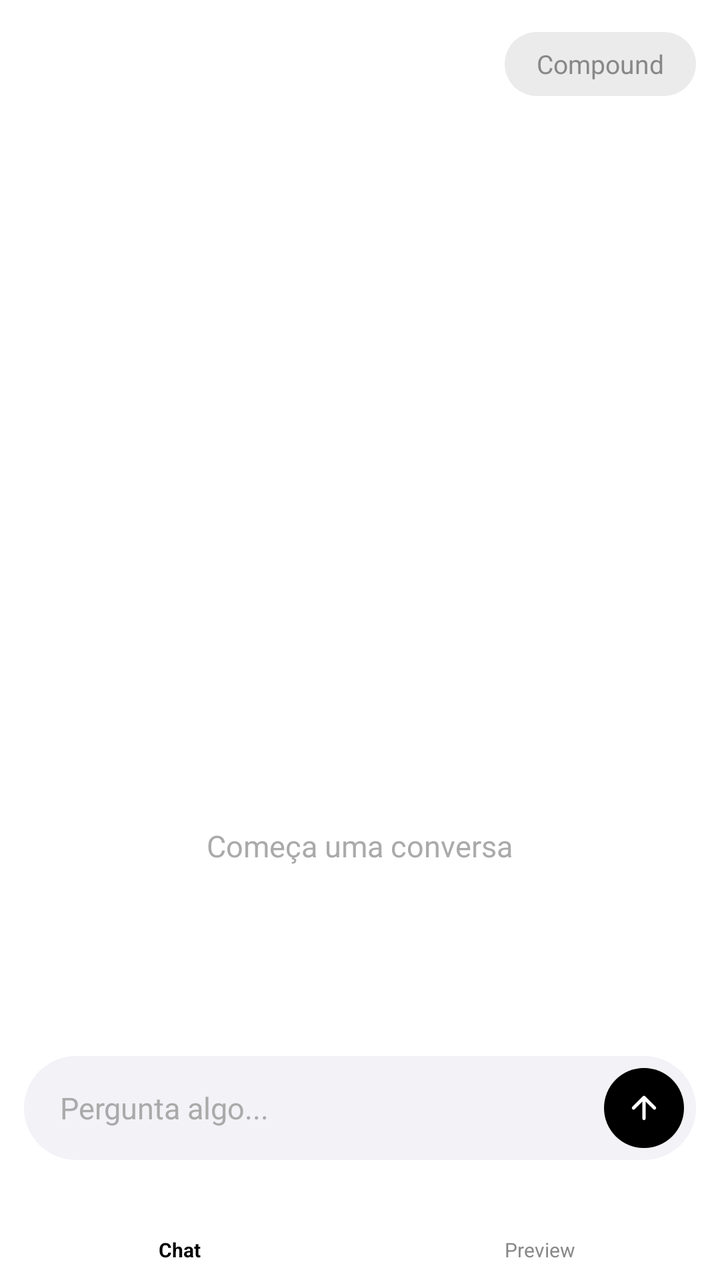
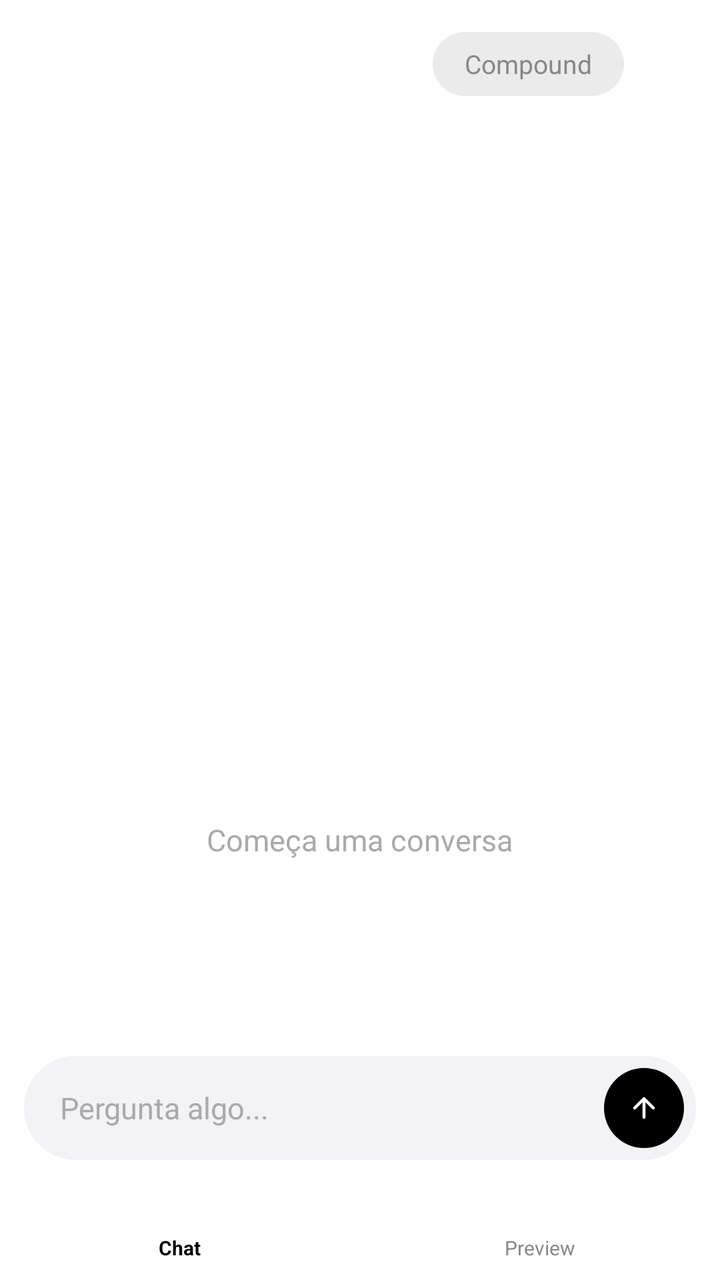

Two renders of the same Android screen: before a commit and after it. Below are the layout's source before the change and the commit's diff.
<!-- AndroidManifest.xml: application theme Theme.IPC -->
<!-- res/layout/activity_main.xml -->
<?xml version="1.0" encoding="utf-8"?>
<androidx.drawerlayout.widget.DrawerLayout
    xmlns:android="http://schemas.android.com/apk/res/android"
    xmlns:app="http://schemas.android.com/apk/res-auto"
    android:id="@+id/drawerLayout"
    android:layout_width="match_parent"
    android:layout_height="match_parent"
    android:fitsSystemWindows="false">

    
    <androidx.coordinatorlayout.widget.CoordinatorLayout
        android:id="@+id/coordinatorLayout"
        android:layout_width="match_parent"
        android:layout_height="match_parent">

        
        <com.google.android.material.appbar.AppBarLayout
            android:id="@+id/appBarLayout"
            android:layout_width="match_parent"
            android:layout_height="wrap_content"
            android:background="@color/appbar_background"
            android:fitsSystemWindows="true"
            app:elevation="0dp"
            app:liftOnScroll="false">

            <RelativeLayout
                android:layout_width="match_parent"
                android:layout_height="?attr/actionBarSize"
                android:paddingStart="8dp"
                android:paddingEnd="8dp"
                app:layout_scrollFlags="scroll|enterAlways|snap">

                <LinearLayout
                    android:id="@+id/leftIcons"
                    android:layout_width="wrap_content"
                    android:layout_height="wrap_content"
                    android:orientation="horizontal"
                    android:layout_centerVertical="true"
                    android:layout_alignParentStart="true">

                    <ImageView
                        android:id="@+id/btnMenu"
                        android:layout_width="40dp"
                        android:layout_height="40dp"
                        android:padding="11dp"
                        android:background="?attr/selectableItemBackgroundBorderless"
                        android:clickable="true"
                        android:focusable="true" />

                    <ImageView
                        android:id="@+id/btnMore"
                        android:layout_width="40dp"
                        android:layout_height="40dp"
                        android:padding="11dp"
                        android:background="?attr/selectableItemBackgroundBorderless"
                        android:clickable="true"
                        android:focusable="true" />

                </LinearLayout>

                <TextView
                    android:id="@+id/btnCompound"
                    android:layout_width="wrap_content"
                    android:layout_height="32dp"
                    android:layout_centerVertical="true"
                    android:layout_alignParentEnd="true"
                    android:layout_marginEnd="4dp"
                    android:text="Compound"
                    android:textSize="13sp"
                    android:textColor="@color/text_secondary"
                    android:paddingStart="16dp"
                    android:paddingEnd="16dp"
                    android:background="@drawable/compound_pill_bg"
                    android:gravity="center"
                    android:clickable="true"
                    android:focusable="true" />

            </RelativeLayout>

        </com.google.android.material.appbar.AppBarLayout>

        
        <LinearLayout
            android:id="@+id/emptyState"
            android:layout_width="match_parent"
            android:layout_height="match_parent"
            android:orientation="vertical"
            android:gravity="center"
            app:layout_behavior="@string/appbar_scrolling_view_behavior">

            <ImageView
                android:id="@+id/emptyIcon"
                android:layout_width="64dp"
                android:layout_height="64dp" />

            <TextView
                android:layout_width="wrap_content"
                android:layout_height="wrap_content"
                android:layout_marginTop="14dp"
                android:text="@string/empty_state_label"
                android:textSize="15sp"
                android:textColor="@color/text_hint" />

        </LinearLayout>

        
        <LinearLayout
            android:id="@+id/bottomNavWrapper"
            android:layout_width="match_parent"
            android:layout_height="wrap_content"
            android:layout_gravity="bottom"
            android:orientation="vertical"
            android:background="@color/background"
            app:layout_behavior="com.google.android.material.behavior.HideBottomViewOnScrollBehavior">

            <FrameLayout
                android:layout_width="match_parent"
                android:layout_height="wrap_content"
                android:paddingStart="12dp"
                android:paddingEnd="12dp"
                android:paddingTop="8dp"
                android:paddingBottom="4dp">

                <LinearLayout
                    android:layout_width="match_parent"
                    android:layout_height="52dp"
                    android:background="@drawable/input_pill_bg"
                    android:orientation="horizontal"
                    android:gravity="center_vertical"
                    android:paddingStart="18dp"
                    android:paddingEnd="6dp">

                    <EditText
                        android:id="@+id/inputMessage"
                        android:layout_width="0dp"
                        android:layout_height="wrap_content"
                        android:layout_weight="1"
                        android:hint="@string/input_hint"
                        android:textSize="15sp"
                        android:textColor="@color/text_primary"
                        android:textColorHint="@color/text_hint"
                        android:background="@null"
                        android:singleLine="true"
                        android:inputType="text" />

                    <FrameLayout
                        android:id="@+id/btnSend"
                        android:layout_width="40dp"
                        android:layout_height="40dp"
                        android:background="@drawable/send_btn_bg"
                        android:clickable="true"
                        android:focusable="true">

                        <ImageView
                            android:id="@+id/btnSendIcon"
                            android:layout_width="18dp"
                            android:layout_height="18dp"
                            android:layout_gravity="center"
                            android:src="@drawable/ic_send_arrow" />

                    </FrameLayout>

                </LinearLayout>

            </FrameLayout>

            
            <LinearLayout
                android:id="@+id/bottomNav"
                android:layout_width="match_parent"
                android:layout_height="56dp"
                android:background="@color/background"
                android:orientation="horizontal">

                <FrameLayout
                    android:id="@+id/tabChat"
                    android:layout_width="0dp"
                    android:layout_height="match_parent"
                    android:layout_weight="1"
                    android:background="?attr/selectableItemBackgroundBorderless"
                    android:clickable="true"
                    android:focusable="true">

                    <LinearLayout
                        android:layout_width="wrap_content"
                        android:layout_height="wrap_content"
                        android:layout_gravity="center"
                        android:orientation="vertical"
                        android:gravity="center">

                        <ImageView
                            android:id="@+id/tabChatIcon"
                            android:layout_width="24dp"
                            android:layout_height="24dp" />

                        <TextView
                            android:id="@+id/tabChatLabel"
                            android:layout_width="wrap_content"
                            android:layout_height="wrap_content"
                            android:layout_marginTop="2dp"
                            android:text="Chat"
                            android:textSize="10sp"
                            android:textStyle="bold"
                            android:textColor="@color/text_primary" />

                    </LinearLayout>

                </FrameLayout>

                <FrameLayout
                    android:id="@+id/tabPreview"
                    android:layout_width="0dp"
                    android:layout_height="match_parent"
                    android:layout_weight="1"
                    android:background="?attr/selectableItemBackgroundBorderless"
                    android:clickable="true"
                    android:focusable="true">

                    <LinearLayout
                        android:layout_width="wrap_content"
                        android:layout_height="wrap_content"
                        android:layout_gravity="center"
                        android:orientation="vertical"
                        android:gravity="center">

                        <ImageView
                            android:id="@+id/tabPreviewIcon"
                            android:layout_width="24dp"
                            android:layout_height="24dp" />

                        <TextView
                            android:id="@+id/tabPreviewLabel"
                            android:layout_width="wrap_content"
                            android:layout_height="wrap_content"
                            android:layout_marginTop="2dp"
                            android:text="Preview"
                            android:textSize="10sp"
                            android:textColor="@color/text_secondary" />

                    </LinearLayout>

                </FrameLayout>

            </LinearLayout>

        </LinearLayout>

    </androidx.coordinatorlayout.widget.CoordinatorLayout>

    
    <LinearLayout
        android:id="@+id/drawerContainer"
        android:layout_width="260dp"
        android:layout_height="match_parent"
        android:layout_gravity="start"
        android:orientation="vertical"
        android:background="@color/drawer_background"
        android:fitsSystemWindows="true">

        <LinearLayout
            android:layout_width="match_parent"
            android:layout_height="wrap_content"
            android:orientation="vertical"
            android:paddingStart="24dp"
            android:paddingEnd="24dp"
            android:paddingTop="40dp"
            android:paddingBottom="16dp">

            <TextView
                android:layout_width="wrap_content"
                android:layout_height="wrap_content"
                android:text="IPC"
                android:textSize="24sp"
                android:textStyle="bold"
                android:textColor="@color/drawer_text" />

        </LinearLayout>

        <View
            android:layout_width="match_parent"
            android:layout_height="0.5dp"
            android:layout_marginStart="24dp"
            android:layout_marginEnd="24dp"
            android:background="@color/divider" />

        <LinearLayout
            android:id="@+id/drawerItemSettings"
            android:layout_width="match_parent"
            android:layout_height="52dp"
            android:orientation="horizontal"
            android:gravity="center_vertical"
            android:paddingStart="24dp"
            android:paddingEnd="24dp"
            android:background="?attr/selectableItemBackground">

            <FrameLayout
                android:layout_width="32dp"
                android:layout_height="32dp"
                android:background="@drawable/drawer_icon_bg"
                android:layout_marginEnd="16dp">

                <ImageView
                    android:id="@+id/drawerIconSettings"
                    android:layout_width="16dp"
                    android:layout_height="16dp"
                    android:layout_gravity="center" />

            </FrameLayout>

            <TextView
                android:layout_width="0dp"
                android:layout_height="wrap_content"
                android:layout_weight="1"
                android:text="@string/drawer_settings"
                android:textSize="15sp"
                android:textColor="@color/drawer_text" />

            <ImageView
                android:id="@+id/drawerChevronSettings"
                android:layout_width="14dp"
                android:layout_height="14dp" />

        </LinearLayout>

        <LinearLayout
            android:id="@+id/drawerItemAbout"
            android:layout_width="match_parent"
            android:layout_height="52dp"
            android:orientation="horizontal"
            android:gravity="center_vertical"
            android:paddingStart="24dp"
            android:paddingEnd="24dp"
            android:background="?attr/selectableItemBackground">

            <FrameLayout
                android:layout_width="32dp"
                android:layout_height="32dp"
                android:background="@drawable/drawer_icon_bg"
                android:layout_marginEnd="16dp">

                <ImageView
                    android:id="@+id/drawerIconAbout"
                    android:layout_width="16dp"
                    android:layout_height="16dp"
                    android:layout_gravity="center" />

            </FrameLayout>

            <TextView
                android:layout_width="0dp"
                android:layout_height="wrap_content"
                android:layout_weight="1"
                android:text="@string/drawer_about"
                android:textSize="15sp"
                android:textColor="@color/drawer_text" />

            <ImageView
                android:id="@+id/drawerChevronAbout"
                android:layout_width="14dp"
                android:layout_height="14dp" />

        </LinearLayout>

    </LinearLayout>

</androidx.drawerlayout.widget.DrawerLayout>
<!-- resources referenced by this layout -->
<resources>
  <color name="appbar_background">#FFFFFF</color>
  <color name="background">#FFFFFF</color>
  <color name="divider">#E5E5EA</color>
  <color name="drawer_background">#FFFFFF</color>
  <color name="drawer_text">#000000</color>
  <color name="text_hint">#AAAAAA</color>
  <color name="text_primary">#000000</color>
  <color name="text_secondary">#888888</color>
  <!-- drawable compound_pill_bg (drawable) -->
  <?xml version="1.0" encoding="utf-8"?>
  <shape xmlns:android="http://schemas.android.com/apk/res/android"
      android:shape="rectangle">
      <corners android:radius="50dp" />
      <solid android:color="@color/compound_pill_color" />
  </shape>
  <!-- drawable drawer_icon_bg (drawable) -->
  <?xml version="1.0" encoding="utf-8"?>
  <shape xmlns:android="http://schemas.android.com/apk/res/android"
      android:shape="oval">
      <solid android:color="@color/card_background" />
  </shape>
  <!-- drawable ic_send_arrow (drawable) -->
  <?xml version="1.0" encoding="utf-8"?>
  <vector xmlns:android="http://schemas.android.com/apk/res/android"
      android:width="18dp"
      android:height="18dp"
      android:viewportWidth="24"
      android:viewportHeight="24">
      <path
          android:fillColor="@android:color/transparent"
          android:strokeColor="@color/send_icon_color"
          android:strokeWidth="2.2"
          android:strokeLineCap="round"
          android:strokeLineJoin="round"
          android:pathData="M12,19 L12,5 M5,12 L12,5 L19,12" />
  </vector>
  <!-- drawable input_pill_bg (drawable) -->
  <?xml version="1.0" encoding="utf-8"?>
  <shape xmlns:android="http://schemas.android.com/apk/res/android"
      android:shape="rectangle">
      <corners android:radius="30dp" />
      <solid android:color="@color/input_background" />
  </shape>
  <!-- drawable send_btn_bg (drawable) -->
  <?xml version="1.0" encoding="utf-8"?>
  <shape xmlns:android="http://schemas.android.com/apk/res/android"
      android:shape="oval">
      <solid android:color="@color/send_btn_color" />
  </shape>
  <string name="drawer_about">Sobre</string>
  <string name="drawer_settings">Definições</string>
  <string name="empty_state_label">Começa uma conversa</string>
  <string name="input_hint">Pergunta algo...</string>
  <color name="compound_pill_color">#EBEBEB</color>
  <color name="card_background">#F2F2F7</color>
  <color name="send_icon_color">#FFFFFF</color>
  <color name="input_background">#F2F2F7</color>
  <color name="send_btn_color">#000000</color>
  <color name="colorPrimary">#007AFF</color>
  <color name="surface">#FFFFFF</color>
  <color name="dialog_background">#F2F2F7</color>
  <color name="ripple_color">#1A000000</color>
  <color name="cursor_color">#007AFF</color>
  <color name="bottom_nav_background">#FFFFFF</color>
  <!-- unchanged entries left out for length: 1 -->
</resources>

<!-- the commit's change to res/layout/activity_main.xml (unified diff, before → after) -->
@@ -1,19 +1,135 @@
 <?xml version="1.0" encoding="utf-8"?>
-<androidx.drawerlayout.widget.DrawerLayout
+<FrameLayout
     xmlns:android="http://schemas.android.com/apk/res/android"
     xmlns:app="http://schemas.android.com/apk/res-auto"
-    android:id="@+id/drawerLayout"
+    android:id="@+id/rootFrame"
     android:layout_width="match_parent"
     android:layout_height="match_parent"
-    android:fitsSystemWindows="false">
+    android:background="@color/drawer_background">
+
+    
+    <LinearLayout
+        android:id="@+id/drawerContainer"
+        android:layout_width="75%"
+        android:layout_height="match_parent"
+        android:layout_gravity="start"
+        android:orientation="vertical"
+        android:background="@color/drawer_background"
+        android:fitsSystemWindows="true">
+
+        <LinearLayout
+            android:layout_width="match_parent"
+            android:layout_height="wrap_content"
+            android:orientation="vertical"
+            android:paddingStart="24dp"
+            android:paddingEnd="24dp"
+            android:paddingTop="56dp"
+            android:paddingBottom="16dp">
+
+            <TextView
+                android:layout_width="wrap_content"
+                android:layout_height="wrap_content"
+                android:text="IPC"
+                android:textSize="26sp"
+                android:textStyle="bold"
+                android:textColor="@color/drawer_text" />
+
+        </LinearLayout>
+
+        <View
+            android:layout_width="match_parent"
+            android:layout_height="0.5dp"
+            android:layout_marginStart="24dp"
+            android:layout_marginEnd="24dp"
+            android:background="@color/divider" />
+
+        <LinearLayout
+            android:id="@+id/drawerItemSettings"
+            android:layout_width="match_parent"
+            android:layout_height="52dp"
+            android:orientation="horizontal"
+            android:gravity="center_vertical"
+            android:paddingStart="24dp"
+            android:paddingEnd="24dp"
+            android:background="?attr/selectableItemBackground">
+
+            <FrameLayout
+                android:layout_width="32dp"
+                android:layout_height="32dp"
+                android:background="@drawable/drawer_icon_bg"
+                android:layout_marginEnd="16dp">
+
+                <ImageView
+                    android:id="@+id/drawerIconSettings"
+                    android:layout_width="14dp"
+                    android:layout_height="14dp"
+                    android:layout_gravity="center" />
+
+            </FrameLayout>
+
+            <TextView
+                android:layout_width="0dp"
+                android:layout_height="wrap_content"
+                android:layout_weight="1"
+                android:text="@string/drawer_settings"
+                android:textSize="15sp"
+                android:textColor="@color/drawer_text" />
+
+            <ImageView
+                android:id="@+id/drawerChevronSettings"
+                android:layout_width="13dp"
+                android:layout_height="13dp" />
+
+        </LinearLayout>
+
+        <LinearLayout
+            android:id="@+id/drawerItemAbout"
+            android:layout_width="match_parent"
+            android:layout_height="52dp"
+            android:orientation="horizontal"
+            android:gravity="center_vertical"
+            android:paddingStart="24dp"
+            android:paddingEnd="24dp"
+            android:background="?attr/selectableItemBackground">
+
+            <FrameLayout
+                android:layout_width="32dp"
+                android:layout_height="32dp"
+                android:background="@drawable/drawer_icon_bg"
+                android:layout_marginEnd="16dp">
+
+                <ImageView
+                    android:id="@+id/drawerIconAbout"
+                    android:layout_width="14dp"
+                    android:layout_height="14dp"
+                    android:layout_gravity="center" />
+
+            </FrameLayout>
+
+            <TextView
+                android:layout_width="0dp"
+                android:layout_height="wrap_content"
+                android:layout_weight="1"
+                android:text="@string/drawer_about"
+                android:textSize="15sp"
+                android:textColor="@color/drawer_text" />
+
+            <ImageView
+                android:id="@+id/drawerChevronAbout"
+                android:layout_width="13dp"
+                android:layout_height="13dp" />
+
+        </LinearLayout>
+
+    </LinearLayout>
 
     
     <androidx.coordinatorlayout.widget.CoordinatorLayout
         android:id="@+id/coordinatorLayout"
         android:layout_width="match_parent"
-        android:layout_height="match_parent">
-
-        
+        android:layout_height="match_parent"
+        android:background="@color/background">
+
         <com.google.android.material.appbar.AppBarLayout
             android:id="@+id/appBarLayout"
             android:layout_width="match_parent"
@@ -30,20 +146,38 @@
                 android:paddingEnd="8dp"
                 app:layout_scrollFlags="scroll|enterAlways|snap">
 
+                
+                <ImageView
+                    android:id="@+id/btnMenu"
+                    android:layout_width="40dp"
+                    android:layout_height="40dp"
+                    android:padding="11dp"
+                    android:layout_centerVertical="true"
+                    android:layout_alignParentStart="true"
+                    android:background="?attr/selectableItemBackgroundBorderless"
+                    android:clickable="true"
+                    android:focusable="true" />
+
+                
                 <LinearLayout
-                    android:id="@+id/leftIcons"
                     android:layout_width="wrap_content"
                     android:layout_height="wrap_content"
                     android:orientation="horizontal"
+                    android:gravity="center_vertical"
                     android:layout_centerVertical="true"
-                    android:layout_alignParentStart="true">
-
-                    <ImageView
-                        android:id="@+id/btnMenu"
-                        android:layout_width="40dp"
-                        android:layout_height="40dp"
-                        android:padding="11dp"
-                        android:background="?attr/selectableItemBackgroundBorderless"
+                    android:layout_alignParentEnd="true">
+
+                    <TextView
+                        android:id="@+id/btnCompound"
+                        android:layout_width="wrap_content"
+                        android:layout_height="32dp"
+                        android:text="Compound"
+                        android:textSize="13sp"
+                        android:textColor="@color/text_secondary"
+                        android:paddingStart="16dp"
+                        android:paddingEnd="16dp"
+                        android:background="@drawable/compound_pill_bg"
+                        android:gravity="center"
                         android:clickable="true"
                         android:focusable="true" />
 
@@ -58,23 +192,6 @@
 
                 </LinearLayout>
 
-                <TextView
-                    android:id="@+id/btnCompound"
-                    android:layout_width="wrap_content"
-                    android:layout_height="32dp"
-                    android:layout_centerVertical="true"
-                    android:layout_alignParentEnd="true"
-                    android:layout_marginEnd="4dp"
-                    android:text="Compound"
-                    android:textSize="13sp"
-                    android:textColor="@color/text_secondary"
-                    android:paddingStart="16dp"
-                    android:paddingEnd="16dp"
-                    android:background="@drawable/compound_pill_bg"
-                    android:gravity="center"
-                    android:clickable="true"
-                    android:focusable="true" />
-
             </RelativeLayout>
 
         </com.google.android.material.appbar.AppBarLayout>
@@ -90,8 +207,8 @@
 
             <ImageView
                 android:id="@+id/emptyIcon"
-                android:layout_width="64dp"
-                android:layout_height="64dp" />
+                android:layout_width="58dp"
+                android:layout_height="58dp" />
 
             <TextView
                 android:layout_width="wrap_content"
@@ -102,6 +219,17 @@
                 android:textColor="@color/text_hint" />
 
         </LinearLayout>
+
+        
+        <View
+            android:id="@+id/drawerScrim"
+            android:layout_width="match_parent"
+            android:layout_height="match_parent"
+            android:background="#000000"
+            android:alpha="0"
+            android:visibility="gone"
+            android:clickable="true"
+            android:focusable="true" />
 
         
         <LinearLayout
@@ -153,8 +281,8 @@
 
                         <ImageView
                             android:id="@+id/btnSendIcon"
-                            android:layout_width="18dp"
-                            android:layout_height="18dp"
+                            android:layout_width="16dp"
+                            android:layout_height="16dp"
                             android:layout_gravity="center"
                             android:src="@drawable/ic_send_arrow" />
 
@@ -164,7 +292,6 @@
 
             </FrameLayout>
 
-            
             <LinearLayout
                 android:id="@+id/bottomNav"
                 android:layout_width="match_parent"
@@ -190,8 +317,8 @@
 
                         <ImageView
                             android:id="@+id/tabChatIcon"
-                            android:layout_width="24dp"
-                            android:layout_height="24dp" />
+                            android:layout_width="22dp"
+                            android:layout_height="22dp" />
 
                         <TextView
                             android:id="@+id/tabChatLabel"
@@ -225,8 +352,8 @@
 
                         <ImageView
                             android:id="@+id/tabPreviewIcon"
-                            android:layout_width="24dp"
-                            android:layout_height="24dp" />
+                            android:layout_width="22dp"
+                            android:layout_height="22dp" />
 
                         <TextView
                             android:id="@+id/tabPreviewLabel"
@@ -247,120 +374,4 @@
 
     </androidx.coordinatorlayout.widget.CoordinatorLayout>
 
-    
-    <LinearLayout
-        android:id="@+id/drawerContainer"
-        android:layout_width="260dp"
-        android:layout_height="match_parent"
-        android:layout_gravity="start"
-        android:orientation="vertical"
-        android:background="@color/drawer_background"
-        android:fitsSystemWindows="true">
-
-        <LinearLayout
-            android:layout_width="match_parent"
-            android:layout_height="wrap_content"
-            android:orientation="vertical"
-            android:paddingStart="24dp"
-            android:paddingEnd="24dp"
-            android:paddingTop="40dp"
-            android:paddingBottom="16dp">
-
-            <TextView
-                android:layout_width="wrap_content"
-                android:layout_height="wrap_content"
-                android:text="IPC"
-                android:textSize="24sp"
-                android:textStyle="bold"
-                android:textColor="@color/drawer_text" />
-
-        </LinearLayout>
-
-        <View
-            android:layout_width="match_parent"
-            android:layout_height="0.5dp"
-            android:layout_marginStart="24dp"
-            android:layout_marginEnd="24dp"
-            android:background="@color/divider" />
-
-        <LinearLayout
-            android:id="@+id/drawerItemSettings"
-            android:layout_width="match_parent"
-            android:layout_height="52dp"
-            android:orientation="horizontal"
-            android:gravity="center_vertical"
-            android:paddingStart="24dp"
-            android:paddingEnd="24dp"
-            android:background="?attr/selectableItemBackground">
-
-            <FrameLayout
-                android:layout_width="32dp"
-                android:layout_height="32dp"
-                android:background="@drawable/drawer_icon_bg"
-                android:layout_marginEnd="16dp">
-
-                <ImageView
-                    android:id="@+id/drawerIconSettings"
-                    android:layout_width="16dp"
-                    android:layout_height="16dp"
-                    android:layout_gravity="center" />
-
-            </FrameLayout>
-
-            <TextView
-                android:layout_width="0dp"
-                android:layout_height="wrap_content"
-                android:layout_weight="1"
-                android:text="@string/drawer_settings"
-                android:textSize="15sp"
-                android:textColor="@color/drawer_text" />
-
-            <ImageView
-                android:id="@+id/drawerChevronSettings"
-                android:layout_width="14dp"
-                android:layout_height="14dp" />
-
-        </LinearLayout>
-
-        <LinearLayout
-            android:id="@+id/drawerItemAbout"
-            android:layout_width="match_parent"
-            android:layout_height="52dp"
-            android:orientation="horizontal"
-            android:gravity="center_vertical"
-            android:paddingStart="24dp"
-            android:paddingEnd="24dp"
-            android:background="?attr/selectableItemBackground">
-
-            <FrameLayout
-                android:layout_width="32dp"
-                android:layout_height="32dp"
-                android:background="@drawable/drawer_icon_bg"
-                android:layout_marginEnd="16dp">
-
-                <ImageView
-                    android:id="@+id/drawerIconAbout"
-                    android:layout_width="16dp"
-                    android:layout_height="16dp"
-                    android:layout_gravity="center" />
-
-            </FrameLayout>
-
-            <TextView
-                android:layout_width="0dp"
-                android:layout_height="wrap_content"
-                android:layout_weight="1"
-                android:text="@string/drawer_about"
-                android:textSize="15sp"
-                android:textColor="@color/drawer_text" />
-
-            <ImageView
-                android:id="@+id/drawerChevronAbout"
-                android:layout_width="14dp"
-                android:layout_height="14dp" />
-
-        </LinearLayout>
-
-    </LinearLayout>
-
-</androidx.drawerlayout.widget.DrawerLayout>
+</FrameLayout>
